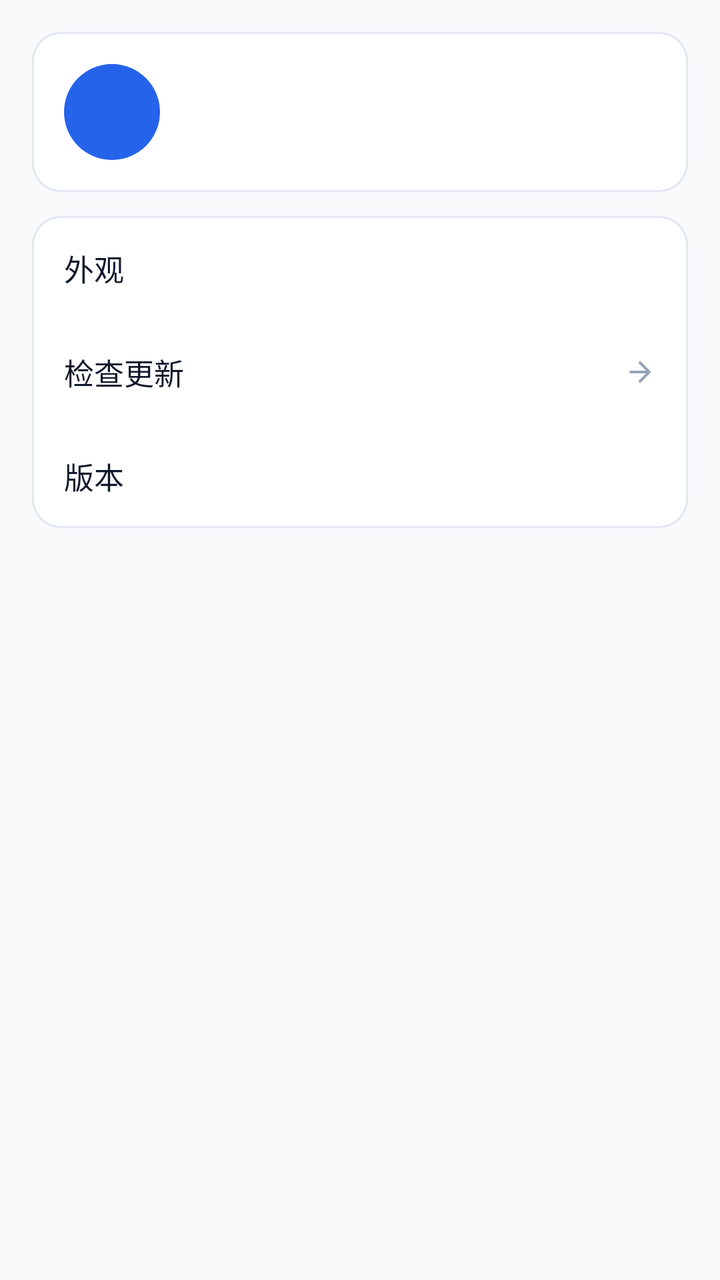
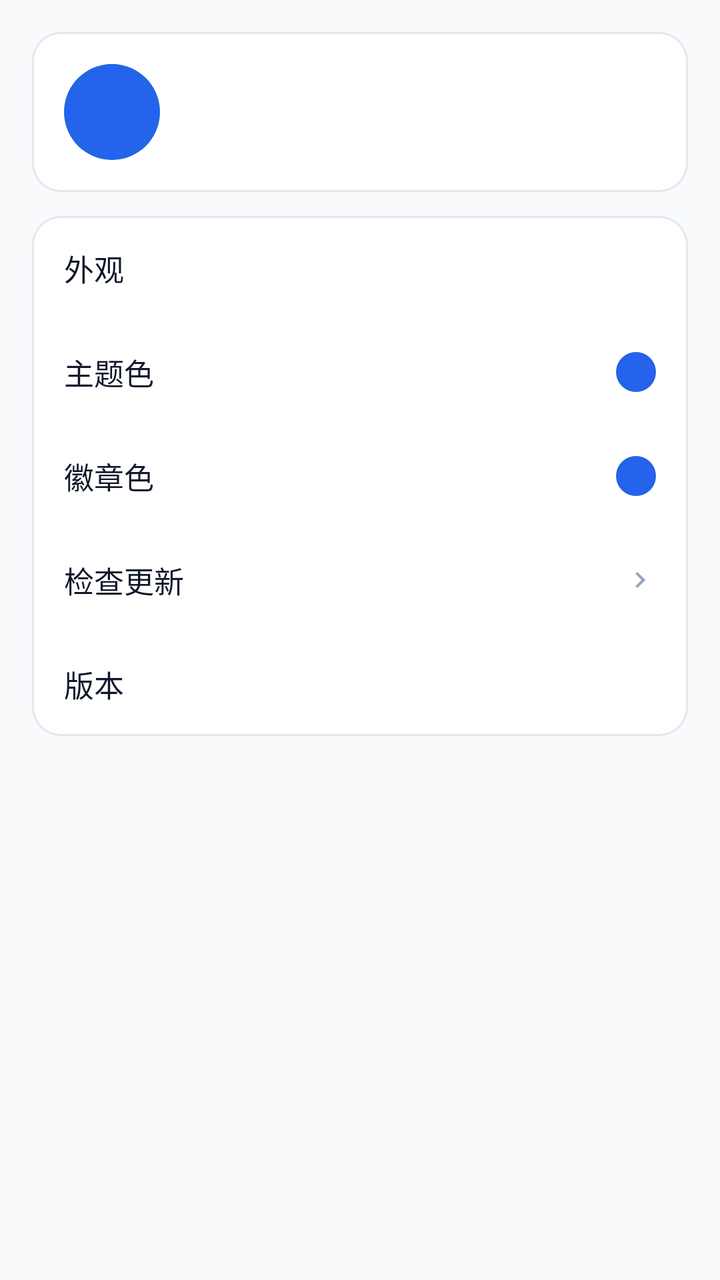

Compare the two renders of this Android layout. The source of the first and the diff that turns it into the second are given below.
<!-- AndroidManifest.xml: application theme Theme.CityFootprint -->
<!-- res/layout/fragment_mine.xml -->
<?xml version="1.0" encoding="utf-8"?>
<ScrollView xmlns:android="http://schemas.android.com/apk/res/android"
    android:layout_width="match_parent"
    android:layout_height="match_parent"
    android:background="@color/bg"
    android:fillViewport="true">

    <LinearLayout
        android:layout_width="match_parent"
        android:layout_height="wrap_content"
        android:orientation="vertical"
        android:padding="16dp">

        
        <LinearLayout
            android:layout_width="match_parent"
            android:layout_height="wrap_content"
            android:background="@drawable/bg_card"
            android:gravity="center_vertical"
            android:orientation="horizontal"
            android:padding="16dp">

            <TextView
                android:id="@+id/textAvatar"
                android:layout_width="48dp"
                android:layout_height="48dp"
                android:background="@drawable/bg_avatar"
                android:gravity="center"
                android:textColor="@color/on_accent"
                android:textSize="20sp"
                android:textStyle="bold" />

            <LinearLayout
                android:layout_width="0dp"
                android:layout_height="wrap_content"
                android:layout_marginStart="12dp"
                android:layout_weight="1"
                android:orientation="vertical">

                <TextView
                    android:id="@+id/textNickname"
                    android:layout_width="match_parent"
                    android:layout_height="wrap_content"
                    android:textColor="@color/fg"
                    android:textSize="17sp"
                    android:textStyle="bold" />

                <TextView
                    android:id="@+id/textUuid"
                    android:layout_width="match_parent"
                    android:layout_height="wrap_content"
                    android:layout_marginTop="4dp"
                    android:textColor="@color/text_tertiary"
                    android:textSize="11sp" />
            </LinearLayout>
        </LinearLayout>

        
        <LinearLayout
            android:layout_width="match_parent"
            android:layout_height="wrap_content"
            android:layout_marginTop="12dp"
            android:background="@drawable/bg_card"
            android:orientation="vertical">

            <LinearLayout
                android:id="@+id/rowAppearance"
                android:layout_width="match_parent"
                android:layout_height="52dp"
                android:background="?attr/selectableItemBackground"
                android:gravity="center_vertical"
                android:orientation="horizontal"
                android:paddingStart="16dp"
                android:paddingEnd="16dp">

                <TextView
                    android:layout_width="0dp"
                    android:layout_height="wrap_content"
                    android:layout_weight="1"
                    android:text="@string/mine_appearance"
                    android:textColor="@color/fg"
                    android:textSize="15sp" />

                <TextView
                    android:id="@+id/textAppearance"
                    android:layout_width="wrap_content"
                    android:layout_height="wrap_content"
                    android:textColor="@color/text_secondary"
                    android:textSize="13sp" />
            </LinearLayout>

            <LinearLayout
                android:id="@+id/rowCheckUpdate"
                android:layout_width="match_parent"
                android:layout_height="52dp"
                android:background="?attr/selectableItemBackground"
                android:gravity="center_vertical"
                android:orientation="horizontal"
                android:paddingStart="16dp"
                android:paddingEnd="16dp">

                <TextView
                    android:layout_width="0dp"
                    android:layout_height="wrap_content"
                    android:layout_weight="1"
                    android:text="@string/mine_check_update"
                    android:textColor="@color/fg"
                    android:textSize="15sp" />

                <ImageView
                    android:layout_width="16dp"
                    android:layout_height="16dp"
                    android:contentDescription="@null"
                    android:src="@drawable/ic_arrow_right"
                    android:tint="@color/text_tertiary" />
            </LinearLayout>

            <LinearLayout
                android:layout_width="match_parent"
                android:layout_height="52dp"
                android:gravity="center_vertical"
                android:orientation="horizontal"
                android:paddingStart="16dp"
                android:paddingEnd="16dp">

                <TextView
                    android:layout_width="0dp"
                    android:layout_height="wrap_content"
                    android:layout_weight="1"
                    android:text="@string/mine_version"
                    android:textColor="@color/fg"
                    android:textSize="15sp" />

                <TextView
                    android:id="@+id/textVersion"
                    android:layout_width="wrap_content"
                    android:layout_height="wrap_content"
                    android:textColor="@color/text_secondary"
                    android:textSize="13sp" />
            </LinearLayout>
        </LinearLayout>
    </LinearLayout>
</ScrollView>
<!-- resources referenced by this layout -->
<resources>
  <color name="bg">#F8FAFC</color>
  <color name="fg">#0F172A</color>
  <color name="on_accent">#FFFFFF</color>
  <color name="text_secondary">#64748B</color>
  <color name="text_tertiary">#94A3B8</color>
  <!-- drawable bg_avatar (drawable) -->
  <?xml version="1.0" encoding="utf-8"?>
  <shape xmlns:android="http://schemas.android.com/apk/res/android"
      android:shape="oval">
      <solid android:color="@color/accent" />
  </shape>
  <!-- drawable bg_card (drawable) -->
  <?xml version="1.0" encoding="utf-8"?>
  <shape xmlns:android="http://schemas.android.com/apk/res/android"
      android:shape="rectangle">
      <corners android:radius="14dp" />
      <solid android:color="@color/card" />
      <stroke
          android:width="1dp"
          android:color="@color/border" />
  </shape>
  <!-- drawable ic_arrow_right (drawable) -->
  <?xml version="1.0" encoding="utf-8"?>
  <vector xmlns:android="http://schemas.android.com/apk/res/android"
      android:width="24dp"
      android:height="24dp"
      android:viewportWidth="24"
      android:viewportHeight="24">
      <path
          android:fillColor="#00000000"
          android:pathData="M5,12 L19,12 M12,5 L19,12 L12,19"
          android:strokeColor="#FF000000"
          android:strokeLineCap="round"
          android:strokeLineJoin="round"
          android:strokeWidth="2" />
  </vector>
  <string name="mine_appearance">外观</string>
  <string name="mine_check_update">检查更新</string>
  <string name="mine_version">版本</string>
  <style name="Theme.CityFootprint" parent="Theme.Material3.DayNight.NoActionBar">
          
          <item name="colorPrimary">@color/accent</item>
          <item name="colorOnPrimary">@color/on_accent</item>
          <item name="colorPrimaryContainer">@color/accent_light</item>
          <item name="colorOnPrimaryContainer">@color/accent_soft_fg</item>
          <item name="colorSecondary">@color/accent</item>
          <item name="colorSecondaryContainer">@color/accent_light</item>
          <item name="colorOnSecondaryContainer">@color/accent_soft_fg</item>
          <item name="colorSurface">@color/card</item>
          <item name="colorOnSurface">@color/fg</item>
          <item name="colorOnSurfaceVariant">@color/muted_fg</item>
          
          <item name="colorOutline">@color/muted_fg</item>
          
          <item name="colorSurfaceContainerHighest">@color/muted</item>
          <item name="colorError">@color/destructive</item>
          <item name="android:colorBackground">@color/bg</item>
  
          
          <item name="android:statusBarColor">@color/window_bg_light</item>
          <item name="android:navigationBarColor">@color/window_bg_light</item>
          <item name="android:windowLightStatusBar">@bool/window_light_system_bars</item>
          <item name="android:windowLightNavigationBar" tools:targetApi="27">@bool/window_light_system_bars</item>
          
          <item name="android:forceDarkAllowed" tools:targetApi="29">false</item>
  
          
          <item name="materialCardViewStyle">@style/Widget.App.CardView</item>
          <item name="materialButtonStyle">@style/Widget.App.Button</item>
          
          <item name="popupMenuStyle">@style/Widget.App.PopupMenu</item>
      </style>
  <color name="accent">#2563EB</color>
  <color name="card">#FFFFFF</color>
  <color name="border">#E2E8F0</color>
  <color name="accent_light">#EFF6FF</color>
  <color name="accent_soft_fg">#1D4ED8</color>
  <color name="muted_fg">#64748B</color>
  <color name="muted">#E2E8F0</color>
  <color name="destructive">#DC2626</color>
  <color name="window_bg_light">#FFFFFF</color>
  <style name="Widget.App.Button" parent="Widget.Material3.Button">
          <item name="cornerRadius">999dp</item>
      </style>
  <style name="TextAppearance.App.PopupMenuItem" parent="TextAppearance.Material3.BodyLarge">
          <item name="android:textColor">@color/fg</item>
          <item name="android:textSize">15sp</item>
      </style>
  <!-- unchanged entries left out for length: 3 -->
</resources>

<!-- the commit's change to res/layout/fragment_mine.xml (unified diff, before → after) -->
@@ -12,23 +12,42 @@
         android:padding="16dp">
 
         
+        
         <LinearLayout
+            android:id="@+id/rowProfile"
             android:layout_width="match_parent"
             android:layout_height="wrap_content"
             android:background="@drawable/bg_card"
+            android:clickable="true"
+            android:focusable="true"
             android:gravity="center_vertical"
             android:orientation="horizontal"
             android:padding="16dp">
 
-            <TextView
-                android:id="@+id/textAvatar"
+            
+            <FrameLayout
                 android:layout_width="48dp"
-                android:layout_height="48dp"
-                android:background="@drawable/bg_avatar"
-                android:gravity="center"
-                android:textColor="@color/on_accent"
-                android:textSize="20sp"
-                android:textStyle="bold" />
+                android:layout_height="48dp">
+
+                <TextView
+                    android:id="@+id/textAvatar"
+                    android:layout_width="match_parent"
+                    android:layout_height="match_parent"
+                    android:background="@drawable/bg_avatar"
+                    android:gravity="center"
+                    android:textColor="@color/on_accent"
+                    android:textSize="20sp"
+                    android:textStyle="bold" />
+
+                <ImageView
+                    android:id="@+id/imageAvatar"
+                    android:layout_width="match_parent"
+                    android:layout_height="match_parent"
+                    android:clipToOutline="true"
+                    android:contentDescription="@string/mine_change_avatar"
+                    android:scaleType="centerCrop"
+                    android:visibility="gone" />
+            </FrameLayout>
 
             <LinearLayout
                 android:layout_width="0dp"
@@ -90,6 +109,56 @@
             </LinearLayout>
 
             <LinearLayout
+                android:id="@+id/rowTheme"
+                android:layout_width="match_parent"
+                android:layout_height="52dp"
+                android:background="?attr/selectableItemBackground"
+                android:gravity="center_vertical"
+                android:orientation="horizontal"
+                android:paddingStart="16dp"
+                android:paddingEnd="16dp">
+
+                <TextView
+                    android:layout_width="0dp"
+                    android:layout_height="wrap_content"
+                    android:layout_weight="1"
+                    android:text="@string/mine_theme_color"
+                    android:textColor="@color/fg"
+                    android:textSize="15sp" />
+
+                <View
+                    android:id="@+id/colorDotTheme"
+                    android:layout_width="20dp"
+                    android:layout_height="20dp"
+                    android:background="@drawable/bg_avatar" />
+            </LinearLayout>
+
+            <LinearLayout
+                android:id="@+id/rowBadge"
+                android:layout_width="match_parent"
+                android:layout_height="52dp"
+                android:background="?attr/selectableItemBackground"
+                android:gravity="center_vertical"
+                android:orientation="horizontal"
+                android:paddingStart="16dp"
+                android:paddingEnd="16dp">
+
+                <TextView
+                    android:layout_width="0dp"
+                    android:layout_height="wrap_content"
+                    android:layout_weight="1"
+                    android:text="@string/mine_badge_color"
+                    android:textColor="@color/fg"
+                    android:textSize="15sp" />
+
+                <View
+                    android:id="@+id/colorDot"
+                    android:layout_width="20dp"
+                    android:layout_height="20dp"
+                    android:background="@drawable/bg_avatar" />
+            </LinearLayout>
+
+            <LinearLayout
                 android:id="@+id/rowCheckUpdate"
                 android:layout_width="match_parent"
                 android:layout_height="52dp"
<!-- resource entries referenced after the edit -->
@@ -9,7 +9,7 @@
   <?xml version="1.0" encoding="utf-8"?>
   <shape xmlns:android="http://schemas.android.com/apk/res/android"
       android:shape="oval">
-      <solid android:color="@color/accent" />
+      <solid android:color="?attr/appAccent" />
   </shape>
   <!-- drawable bg_card (drawable) -->
   <?xml version="1.0" encoding="utf-8"?>
@@ -27,25 +27,26 @@
       android:width="24dp"
       android:height="24dp"
       android:viewportWidth="24"
-      android:viewportHeight="24">
+      android:viewportHeight="24"
+      android:tint="?attr/colorControlNormal">
       <path
-          android:fillColor="#00000000"
-          android:pathData="M5,12 L19,12 M12,5 L19,12 L12,19"
-          android:strokeColor="#FF000000"
-          android:strokeLineCap="round"
-          android:strokeLineJoin="round"
-          android:strokeWidth="2" />
+          android:fillColor="@android:color/white"
+          android:pathData="M10 6L8.59 7.41 13.17 12l-4.58 4.59L10 18l6-6z" />
   </vector>
   <string name="mine_appearance">外观</string>
+  <string name="mine_badge_color">徽章色</string>
+  <string name="mine_change_avatar">点击更换头像</string>
   <string name="mine_check_update">检查更新</string>
+  <string name="mine_theme_color">主题色</string>
   <string name="mine_version">版本</string>
   <style name="Theme.CityFootprint" parent="Theme.Material3.DayNight.NoActionBar">
           
-          <item name="colorPrimary">@color/accent</item>
+          <item name="appAccent">@color/accent</item>
+          <item name="colorPrimary">?attr/appAccent</item>
           <item name="colorOnPrimary">@color/on_accent</item>
           <item name="colorPrimaryContainer">@color/accent_light</item>
           <item name="colorOnPrimaryContainer">@color/accent_soft_fg</item>
-          <item name="colorSecondary">@color/accent</item>
+          <item name="colorSecondary">?attr/appAccent</item>
           <item name="colorSecondaryContainer">@color/accent_light</item>
           <item name="colorOnSecondaryContainer">@color/accent_soft_fg</item>
           <item name="colorSurface">@color/card</item>
